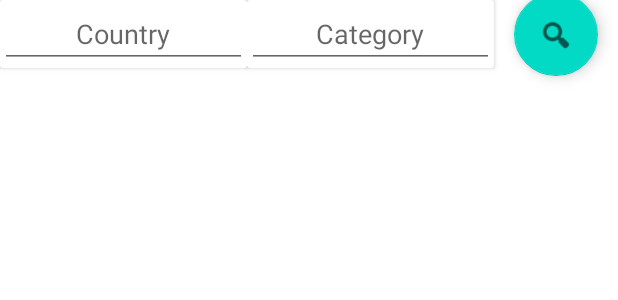
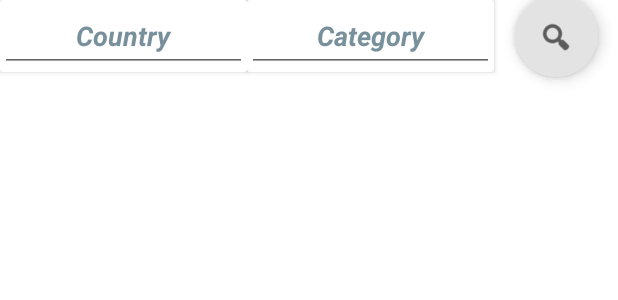
Before and after one commit to Sagnik-Das-03/News24x7, an Android app: the layout activity_main.xml on its own in the app's theme, with its tools: preview values and no code run, on a phone screen of 412 x 824 dp. Shown: the top 300 px of the screen. Run offline under Robolectric (Android 15) with nearby library versions, the phone set to English and light mode, and no system bars; plain views replace NeumorphCardView.

```diff
--- a/app/src/main/res/layout/activity_main.xml
+++ b/app/src/main/res/layout/activity_main.xml
@@ -32,17 +32,22 @@
         app:layout_constraintGuide_percent="0.8" />
 
     <com.google.android.material.floatingactionbutton.FloatingActionButton
-        android:id="@+id/floatingActionButton"
+        android:id="@+id/fabSearch"
+        android:theme="@style/Widget.Neumorph.Button"
         android:layout_width="wrap_content"
         android:layout_height="wrap_content"
         android:layout_marginStart="8dp"
         android:layout_marginEnd="8dp"
         android:clickable="true"
+        android:contentDescription="@string/app_name"
         android:visibility="visible"
+        app:backgroundTint="#E3E3E3"
+        app:fabSize="auto"
         app:layout_constraintBottom_toBottomOf="@+id/neumorphCardView2"
         app:layout_constraintEnd_toEndOf="parent"
         app:layout_constraintStart_toStartOf="@+id/guideline1"
         app:layout_constraintTop_toTopOf="parent"
+        app:rippleColor="#3F51B5"
         app:srcCompat="@android:drawable/ic_menu_search"
         tools:visibility="visible" />
 
@@ -55,11 +60,15 @@
         app:layout_constraintTop_toTopOf="parent">
 
         <EditText
+            android:id="@+id/etCountry"
             android:layout_width="match_parent"
             android:layout_height="match_parent"
             android:hint="@string/Country"
             android:inputType="textAutoCorrect"
-            android:textAlignment="center" />
+            android:minHeight="48dp"
+            android:textAlignment="center"
+            android:textColorHint="#78909C"
+            android:textStyle="bold|italic" />
     </soup.neumorphism.NeumorphCardView>
 
     <soup.neumorphism.NeumorphCardView
@@ -67,14 +76,20 @@
         android:layout_width="0dp"
         android:layout_height="wrap_content"
         app:layout_constraintEnd_toStartOf="@+id/guideline1"
-        app:layout_constraintStart_toStartOf="@+id/guideline0">
+        app:layout_constraintStart_toStartOf="@+id/guideline0"
+        app:layout_constraintTop_toTopOf="parent">
 
         <EditText
+            android:id="@+id/etCategory"
             android:layout_width="match_parent"
             android:layout_height="match_parent"
             android:hint="@string/Category"
             android:inputType="textAutoCorrect"
-            android:textAlignment="center" />
+            android:minHeight="48dp"
+            android:singleLine="false"
+            android:textAlignment="center"
+            android:textColorHint="#78909C"
+            android:textStyle="bold|italic" />
     </soup.neumorphism.NeumorphCardView>
 
 
```
Also changed, not shown: app/src/main/java/com/example/news24/MainActivity.kt (+84 -3 lines).
